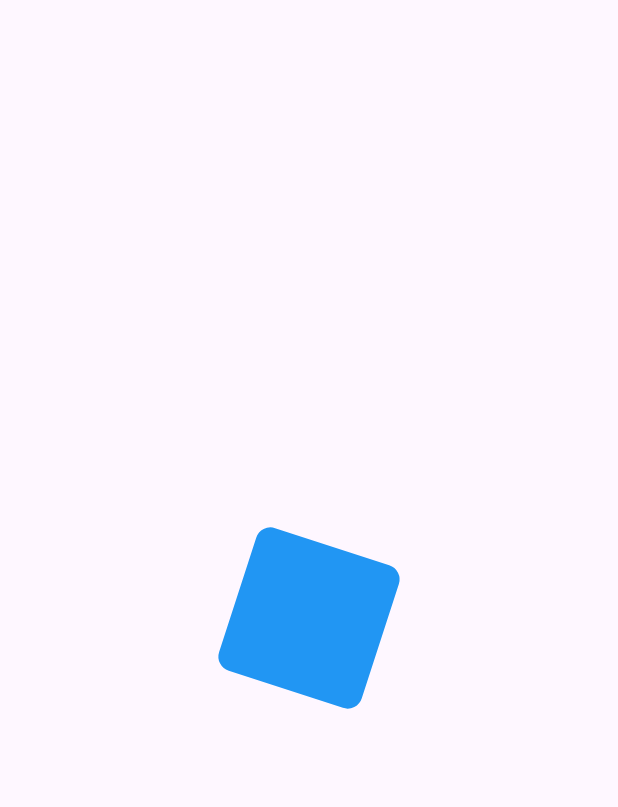
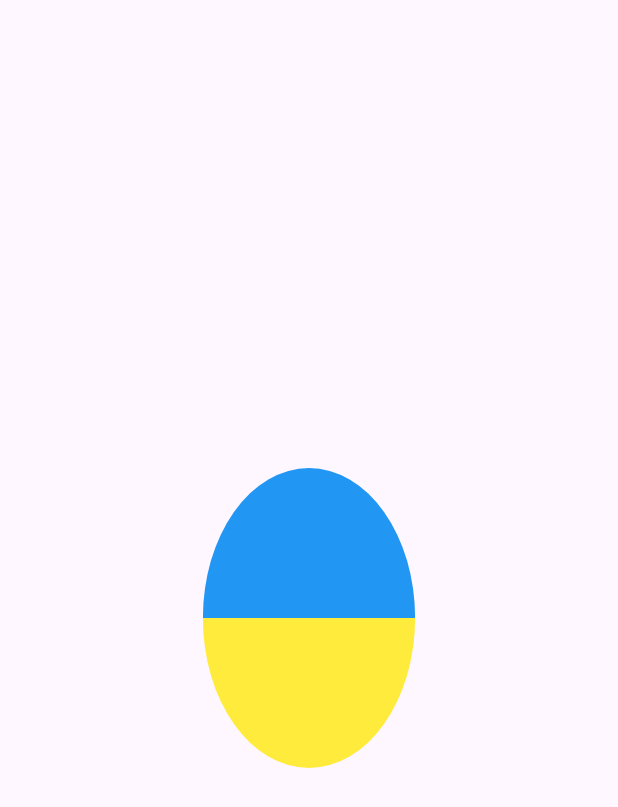
Before and after one commit to alanpv92/flutter-animations, a Flutter app: the screen it shows after launch, on a phone screen of 412 x 824 dp. Shown: the top 807 px of the screen. Run offline on Flutter 3.47's test engine with Material 3 defaults, Android fonts, the phone set to English and light mode, and no system bars.

Commit message:
added animated circle and updated notes

```diff
--- /dev/null
+++ b/app/app/lib/animated_circle.dart
@@ -0,0 +1,131 @@
+import 'dart:math';
+
+import 'package:flutter/material.dart';
+
+class AnimatedCircle extends StatefulWidget {
+  const AnimatedCircle({super.key});
+
+  @override
+  State<AnimatedCircle> createState() => _AnimatedCircleState();
+}
+
+class _AnimatedCircleState extends State<AnimatedCircle>
+    with TickerProviderStateMixin {
+  late AnimationController step1Controller;
+  late AnimationController step2Controller;
+  late Animation step1Animation;
+  late Animation step2Animation;
+  @override
+  void initState() {
+    step1Controller =
+        AnimationController(vsync: this, duration: const Duration(seconds: 5));
+    step2Controller =
+        AnimationController(vsync: this, duration: const Duration(seconds: 5));
+    step1Animation = Tween<double>(begin: 0, end: pi / 2).animate(
+        CurvedAnimation(parent: step1Controller, curve: Curves.bounceOut));
+    step2Animation = Tween<double>(begin: 0, end: pi).animate(
+        CurvedAnimation(parent: step2Controller, curve: Curves.bounceOut));
+
+    step1Controller.forward();
+    step1Controller.addStatusListener((status) {
+      if (status == AnimationStatus.completed) {
+        step2Controller.forward();
+      }
+    });
+
+    step2Controller.addStatusListener((status) {
+      if (status == AnimationStatus.completed) {
+        step1Controller.reset();
+        step2Controller.reset();
+        step1Controller.forward();
+      }
+    });
+    super.initState();
+  }
+
+  @override
+  void dispose() {
+    step1Controller.dispose();
+    super.dispose();
+  }
+
+  @override
+  Widget build(BuildContext context) {
+    return AnimatedBuilder(
+        animation: step2Controller,
+        builder: (context, child) {
+          return Transform(
+            alignment: Alignment.topCenter,
+            transform: Matrix4.identity()..rotateY(step2Animation.value),
+            child: AnimatedBuilder(
+              animation: step1Controller,
+              builder: (context, child) {
+                return Transform.rotate(
+                  angle: step1Animation.value,
+                  child: Row(
+                    mainAxisSize: MainAxisSize.min,
+                    children: [
+                      ClipPath(
+                        clipper: CircleLeftClipper(),
+                        child: Container(
+                          height: 200,
+                          width: 200,
+                          decoration: const BoxDecoration(
+                            color: Colors.blue,
+                          ),
+                        ),
+                      ),
+                      ClipPath(
+                        clipper: CircleRightClipper(),
+                        child: Container(
+                          height: 200,
+                          width: 200,
+                          decoration: const BoxDecoration(
+                            color: Colors.yellow,
+                          ),
+                        ),
+                      )
+                    ],
+                  ),
+                );
+              },
+            ),
+          );
+        });
+  }
+}
+
+class CircleLeftClipper extends CustomClipper<Path> {
+  @override
+  Path getClip(Size size) {
+    final path = Path()
+      ..moveTo(size.width, 0)
+      ..arcToPoint(Offset(size.width, size.height),
+          radius: const Radius.circular(20), clockwise: false)
+      ..close();
+    return path;
+  }
+
+  @override
+  bool shouldReclip(covariant CustomClipper<Path> oldClipper) {
+    return false;
+  }
+}
+
+class CircleRightClipper extends CustomClipper<Path> {
+  @override
+  Path getClip(Size size) {
+    final path = Path()
+      ..arcToPoint(
+        Offset(0, size.height),
+        radius: const Radius.circular(20),
+      )
+      ..close();
+    return path;
+  }
+
+  @override
+  bool shouldReclip(covariant CustomClipper<Path> oldClipper) {
+    return false;
+  }
+}
--- a/app/app/lib/main.dart
+++ b/app/app/lib/main.dart
@@ -1,3 +1,5 @@
+import 'package:app/animated_circle.dart';
+import 'package:app/practice/clipper.dart';
 import 'package:app/spining_container.dart';
 import 'package:flutter/material.dart';
 
@@ -14,7 +16,7 @@ class MyApp extends StatelessWidget {
       home: Scaffold(
         body: SafeArea(
             child: Center(
-          child: SpiningContainer(),
+          child: AnimatedCircle(),
         )),
       ),
     );
--- a/notes/todo.txt
+++ b/notes/todo.txt
@@ -1,6 +1,9 @@
 Todos (30 days)
   -> animations
-  -> box shadows
+    -> box shadows
+    -> clippers
+    ->curves
+    -> extentions
   -> custom painter
   -> theme management
   -> render objects
```
Also changed, not shown: app/app/lib/practice/clipper.dart (added, +51 -0 lines), notes/clipper.txt (added, +17 -0 lines).
